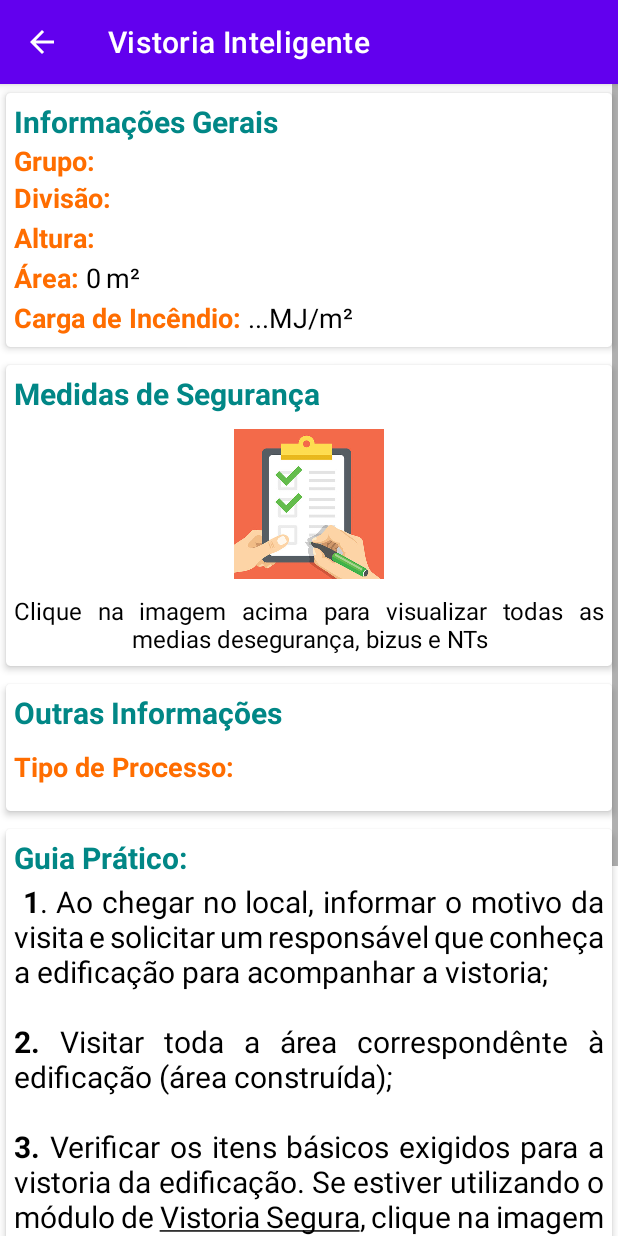
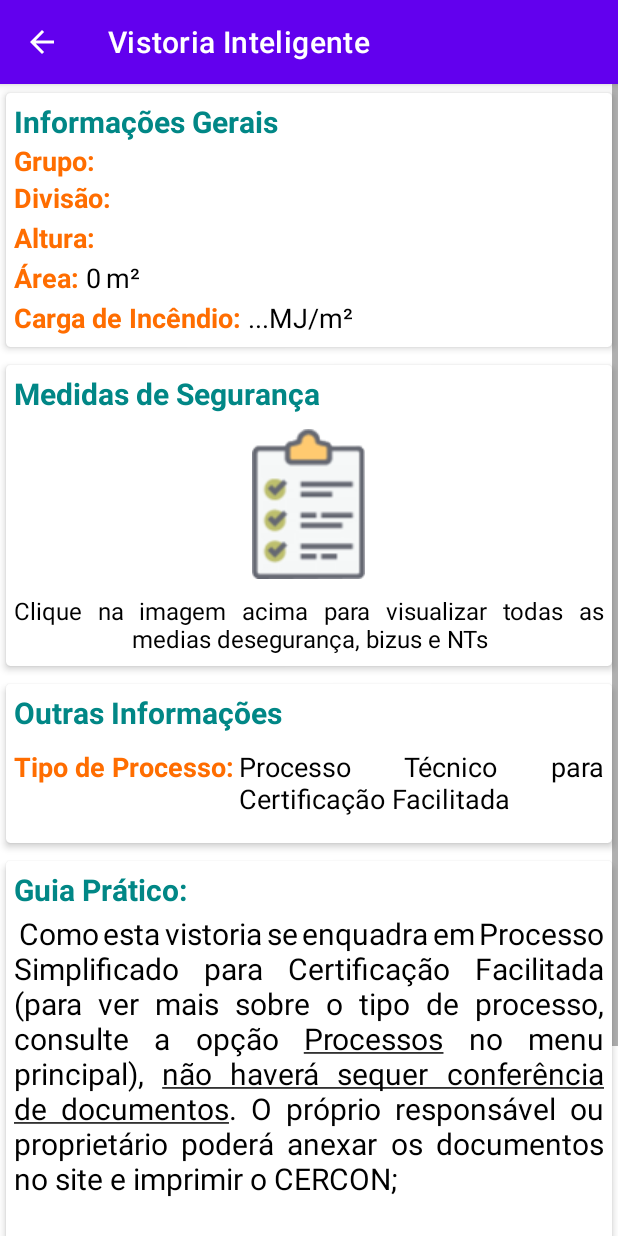
Before and after one commit to edmundobop/Vistoria_Facil, an Android app: the Controle_Resultado screen opened directly, with no data from a screen before it, on a phone screen of 412 x 824 dp. Run offline under Robolectric (Android 15) with nearby library versions, the phone set to English and light mode, and no system bars; 17 statements that could not run were skipped.

Commit message:
alteracoes not 31/10

```diff
--- a/app/src/main/java/br/com/stone4/resultados/Controle_Resultado.java
+++ b/app/src/main/java/br/com/stone4/resultados/Controle_Resultado.java
@@ -337,14 +337,25 @@ public class Controle_Resultado extends AppCompatActivity {
                 break;
         }
 
-        TextView textView = findViewById(R.id.txt_guiapratico);
+        // Outras informações + Guia Prático:
+        TextView tvProcesso = findViewById(R.id.tv_processo);
+        TextView tvGuiaPratico = findViewById(R.id.txt_guiapratico);
+        int processo = tipoProcesso(grupo,divisao,area,pavimentos);
 
-        if (area <= 750){
-            textView.setText(R.string.txt_vistPaP750menorTxt);
-        } else {
-            textView.setText(R.string.txt_vistPaP1500HidTxt);
+        switch (processo) {
+            case 2:
+                tvProcesso.setText("Processo Simplificado para Certificação Prévia");
+                tvGuiaPratico.setText(R.string.txt_vistProcSimpCertPrevia);
+                break;
+            case 1:
+                tvProcesso.setText("Processo Técnico para Certificação Facilitada");
+                tvGuiaPratico.setText(R.string.txt_vistProcSimpCertFac);
+                break;
+            case 0:
+                tvProcesso.setText("Processo Técnico");
+                tvGuiaPratico.setText(R.string.txt_vistPaP1500HidTxt);
+                break;
         }
-
 
         intent.setClass(this, VistoriaInteligente_Resultado.class);
 
@@ -354,6 +365,16 @@ public class Controle_Resultado extends AppCompatActivity {
     public int CargaDeIncendio(int grupo, int divisao){
 
         return 0;
+    }
+
+    public int tipoProcesso(int grupo, int divisao, int area, int pavimentos){
+
+        if (area > 750 || divisao==R.id.F5 || divisao==R.id.F6 || divisao==R.id.F7 || pavimentos == R.id.Psim) {
+            return 0;
+        } else if (area <= 200){
+            return 1;
+        } else return 2;
+
     }
 
     public void onClick(View view) {
--- a/app/src/main/res/layout/activity_resultado_main.xml
+++ b/app/src/main/res/layout/activity_resultado_main.xml
@@ -215,8 +215,8 @@
                             android:cropToPadding="true"
                             android:onClick="onClick"
                             android:scaleType="centerInside"
-                            android:src="@drawable/exigencias"
-                            app:srcCompat="@drawable/exigencias" />
+                            android:src="@drawable/prancheta"
+                            app:srcCompat="@drawable/prancheta" />
 
                         <TextView
                             android:id="@+id/txt_medidasresultado"
@@ -278,7 +278,7 @@
                             android:textStyle="bold" />
 
                         <TextView
-                            android:id="@+id/textView15"
+                            android:id="@+id/tv_processo"
                             android:layout_width="match_parent"
                             android:layout_height="wrap_content"
                             android:layout_marginStart="3dp"
--- a/app/src/main/res/values/strings.xml
+++ b/app/src/main/res/values/strings.xml
@@ -428,6 +428,30 @@ o processo e gerar o número do protocolo.</string>
 <b>Obs:</b> verificar sempre na Norma (ou no menu “Vistoria Inteligente”, deste aplicativo), se há a exigência da Brigada. Ex: em silos com aprovação antiga há a obrigação de treinamento de brigada, porém com a atualização da Norma, está recomendado (não é mais obrigatório).
 
     </string>
+    <string name="txt_vistProcSimpCertPrevia">
+    Como esta vistoria se enquadra em Processo Simplificado para Certificação Prévia (para ver mais sobre o tipo de processo, consulte a
+        opção <u>Processos</u> no menu principal), haverá apenas conferência de documentos via site;
+    \n\nDocumentos para conferência:
+    \n<b>-</b> Anexo G;
+    \n<b>-</b> Nota fiscal Extintore(s);
+    \n<b>-</b> Foto Extintore(s);
+    \n<b>-</b> Foto Fachada;
+    \n<b>-</b> Comprovante da taxa de Inspeção.
+
+    </string>
+
+    <string name="txt_vistProcSimpCertFac">
+    Como esta vistoria se enquadra em Processo Simplificado para Certificação Facilitada (para ver mais sobre o tipo de processo, consulte a
+        opção <u>Processos</u> no menu principal), <u>não haverá sequer conferência de documentos</u>. O próprio responsável ou
+        proprietário poderá anexar os documentos no site e imprimir o CERCON;
+    \n\nDocumentos anexados:
+        \n<b>-</b> Anexo G;
+        \n<b>-</b> Nota fiscal Extintore(s);
+        \n<b>-</b> Foto Extintore(s);
+        \n<b>-</b> Foto Fachada;
+        \n<b>-</b> Comprovante da taxa de Inspeção.
+
+    </string>
 
     <string name="txt_vistPaP1500HidTxt1">
         Ao chegar no local, informar o motivo da visita e solicitar o projeto aprovado pelo CBMGO e um responsável que conheça a edificação para acompanhar a vistoria;</string>
```
